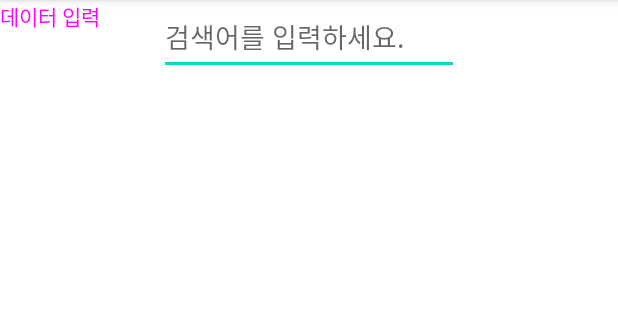
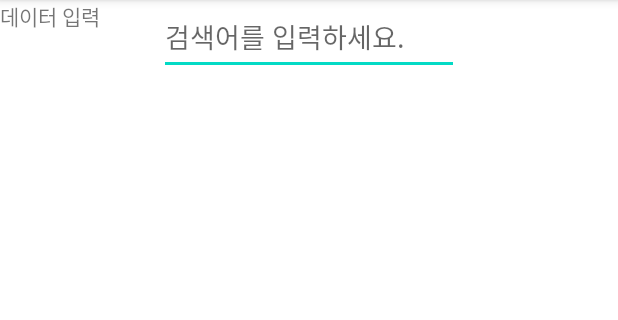
Before and after one commit to AnHyeJi/mvvmTest, an Android app: the screen it shows after launch (SearchActivity), on a phone screen of 412 x 824 dp, the part 84-404 px from its top. Run offline under Robolectric (Android 15) with nearby library versions, the phone set to English and light mode, and no system bars; our stand-ins replace Dagger/Hilt's generated code, RxJava, data binding; libraries missing offline, so code that uses them is left out: rx.android.schedulers; pictures from the network do not load; 2 statements that could not run were skipped.

Commit message:
자동빌드 테스트

```diff
--- a/app/src/main/java/com/and/mvvmtest/MainApplication.kt
+++ b/app/src/main/java/com/and/mvvmtest/MainApplication.kt
@@ -8,5 +8,6 @@ class MainApplication : DaggerApplication() {
 
     override fun applicationInjector(): AndroidInjector<out DaggerApplication> {
         return DaggerApplicationComponent.factory().create(this)
+        //젠킨스 webhook 테스트 1
     }
 }
--- a/app/src/main/res/layout/activity_search.xml
+++ b/app/src/main/res/layout/activity_search.xml
@@ -28,7 +28,6 @@
             app:layout_constraintStart_toStartOf="parent"
             app:layout_constraintTop_toTopOf="parent"
             android:layout_width="100dp"
-            android:textColor="#ff00ff"
             android:layout_height="wrap_content"/>
 
         <androidx.recyclerview.widget.RecyclerView
```
